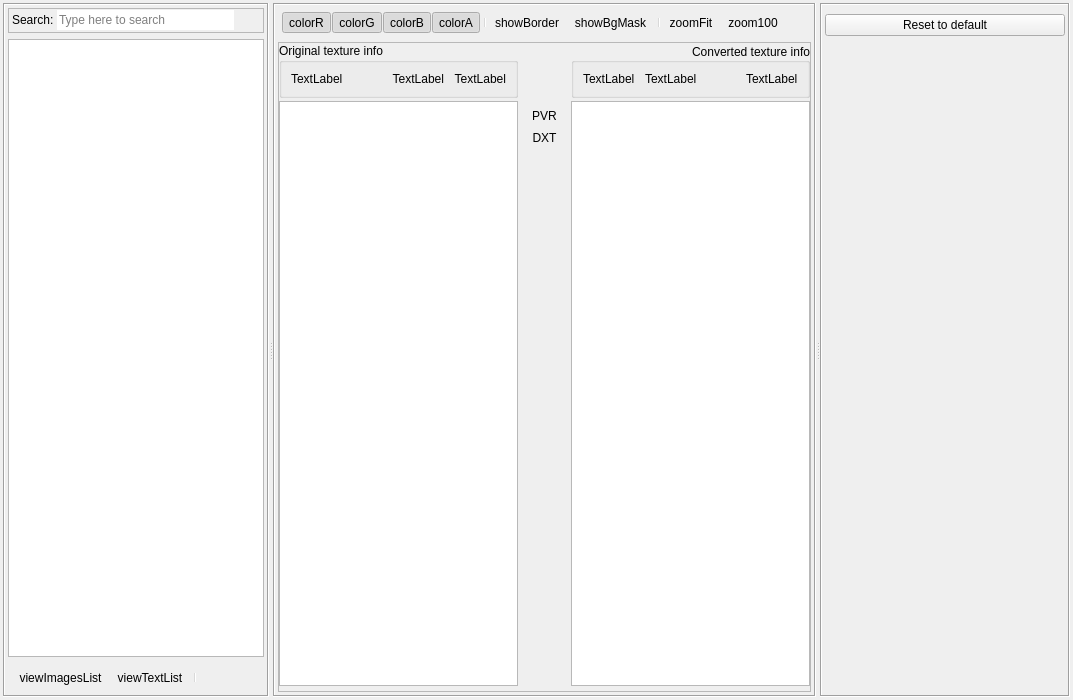
This is Tools/ResourceEditor/DataQt/texturedialog.ui in xaoctech/dava.engine as Qt 5 draws it before an edit. The edited form follows.
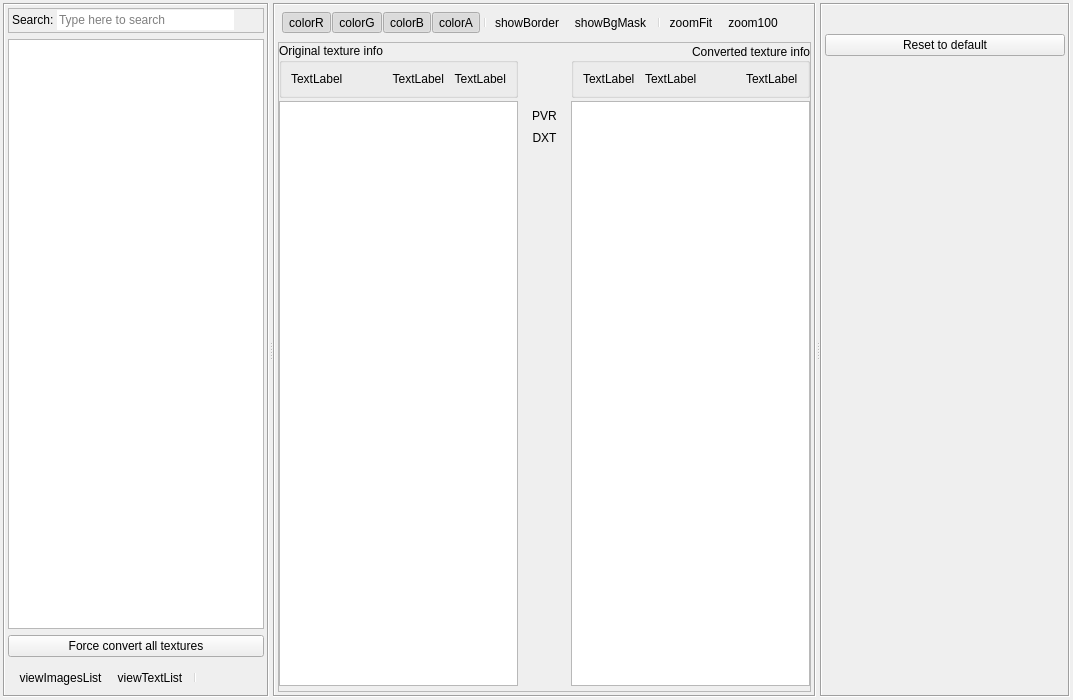
This is the edited form. Icons and pictures are not drawn. Custom widgets are drawn as their Qt base class.

Commit message: [DF-470] qt resources with 'convert all' button

The edit to the form file:
```diff
--- a/Tools/ResourceEditor/DataQt/texturedialog.ui
+++ b/Tools/ResourceEditor/DataQt/texturedialog.ui
@@ -174,6 +174,13 @@
          </property>
         </widget>
        </item>
+       <item>
+        <widget class="QPushButton" name="convertAll">
+         <property name="text">
+          <string>Force convert all textures</string>
+         </property>
+        </widget>
+       </item>
        <item>
         <widget class="QToolBar" name="textureListToolbar">
          <property name="iconSize">
@@ -519,6 +526,28 @@
        <property name="margin">
         <number>3</number>
        </property>
+       <item>
+        <widget class="QLabel" name="warningLabel">
+         <property name="sizePolicy">
+          <sizepolicy hsizetype="Preferred" vsizetype="Maximum">
+           <horstretch>0</horstretch>
+           <verstretch>0</verstretch>
+          </sizepolicy>
+         </property>
+         <property name="text">
+          <string/>
+         </property>
+         <property name="textFormat">
+          <enum>Qt::AutoText</enum>
+         </property>
+         <property name="alignment">
+          <set>Qt::AlignCenter</set>
+         </property>
+         <property name="wordWrap">
+          <bool>true</bool>
+         </property>
+        </widget>
+       </item>
        <item>
         <widget class="TextureProperties" name="textureProperties" native="true">
          <property name="sizePolicy">
```
